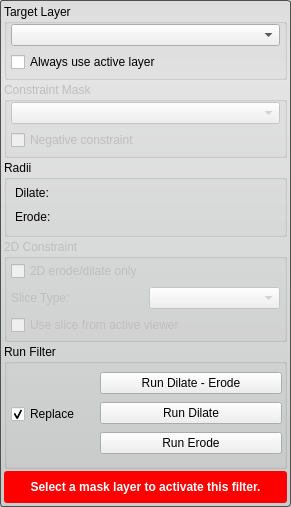
Above: src/Interface/ToolInterface/BinarySmoothDilateErodeFilterInterface.ui from jessdtate/Seg3D before the change. Below: the same form after it.
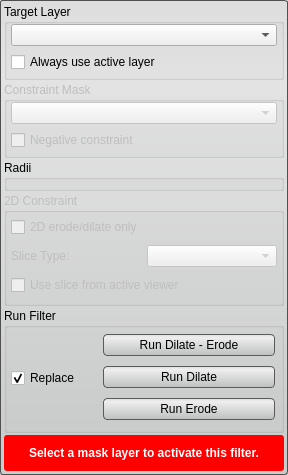
That is the form after the change. Custom widgets are drawn as their Qt base class.

Commit message: added styles to the ui buttons still some tweaking that needs done.  check out the Discrete Gaussian Blur tool and let me know if the lighter background looks better.

```diff
--- a/src/Interface/ToolInterface/BinarySmoothDilateErodeFilterInterface.ui
+++ b/src/Interface/ToolInterface/BinarySmoothDilateErodeFilterInterface.ui
@@ -6,8 +6,8 @@
    <rect>
     <x>0</x>
     <y>0</y>
-    <width>291</width>
-    <height>497</height>
+    <width>288</width>
+    <height>475</height>
    </rect>
   </property>
   <property name="sizePolicy">
@@ -24,6 +24,27 @@
 	border-radius: 3px;
 	border: 1px solid rgb(80, 80,80);
 	background-color: qlineargradient(spread:pad, x1:0.5, y1:0, x2:0.5, y2:0.960227, stop:0 rgba(221, 221, 221, 255), stop:0.155779 rgba(228, 228, 228, 255), stop:1 rgba(202, 204, 204, 255));      
+}
+
+QPushButton{
+	background-color: qlineargradient(spread:pad, x1:0.5, y1:0, x2:0.5, y2:0.960227, stop:0 rgba(221, 221, 221, 255), stop:0.155779 rgba(238, 238, 238, 255), stop:1 rgba(192, 194, 194, 255));
+	border-radius: 4px;
+	border: 1px solid rgb(90, 90, 90);
+	margin:4px;
+}
+
+QPushButton:hover{
+	background-color: qlineargradient(spread:pad, x1:0.5, y1:0, x2:0.5, y2:1, stop:0 rgba(195, 195, 195, 255), stop:0.253769 rgba(206, 206, 206, 255), stop:1 rgba(185, 185, 185, 255));
+	border-radius: 4px;
+	border: 1px solid rgb(90, 90, 90);
+	margin:4px;
+}
+
+QPushButton:pressed{
+	background-color: qlineargradient(spread:pad, x1:0.5, y1:0, x2:0.5, y2:1, stop:0 rgba(150, 150, 150, 255), stop:0.753769 rgba(206, 206, 206, 255), stop:1 rgba(185, 185, 185, 255));
+	border-radius: 4px;
+	border: 1px solid rgb(90, 90, 90);
+	margin:4px;
 }</string>
   </property>
   <layout class="QVBoxLayout" name="verticalLayout_3">
@@ -218,48 +239,10 @@
        <number>4</number>
       </property>
       <item>
-       <widget class="QWidget" name="widget" native="true">
-        <layout class="QVBoxLayout" name="verticalLayout">
-         <property name="spacing">
-          <number>2</number>
-         </property>
-         <property name="margin">
-          <number>4</number>
-         </property>
-         <item>
-          <widget class="QLabel" name="dialateLabel">
-           <property name="text">
-            <string>Dilate:</string>
-           </property>
-          </widget>
-         </item>
-         <item>
-          <widget class="QtUtils::QtSliderIntCombo" name="dilate_" native="true"/>
-         </item>
-        </layout>
-       </widget>
+       <widget class="QtUtils::QtSliderIntCombo" name="dilate_" native="true"/>
       </item>
       <item>
-       <widget class="QWidget" name="widget_2" native="true">
-        <layout class="QVBoxLayout" name="verticalLayout_2">
-         <property name="spacing">
-          <number>2</number>
-         </property>
-         <property name="margin">
-          <number>4</number>
-         </property>
-         <item>
-          <widget class="QLabel" name="erodeLabel">
-           <property name="text">
-            <string>Erode:</string>
-           </property>
-          </widget>
-         </item>
-         <item>
-          <widget class="QtUtils::QtSliderIntCombo" name="erode_" native="true"/>
-         </item>
-        </layout>
-       </widget>
+       <widget class="QtUtils::QtSliderIntCombo" name="erode_" native="true"/>
       </item>
      </layout>
     </widget>
@@ -409,6 +392,12 @@
              <verstretch>0</verstretch>
             </sizepolicy>
            </property>
+           <property name="minimumSize">
+            <size>
+             <width>0</width>
+             <height>30</height>
+            </size>
+           </property>
            <property name="text">
             <string>Run Dilate - Erode</string>
            </property>
@@ -422,6 +411,12 @@
              <verstretch>0</verstretch>
             </sizepolicy>
            </property>
+           <property name="minimumSize">
+            <size>
+             <width>0</width>
+             <height>30</height>
+            </size>
+           </property>
            <property name="text">
             <string>Run Dilate</string>
            </property>
@@ -435,6 +430,12 @@
              <verstretch>0</verstretch>
             </sizepolicy>
            </property>
+           <property name="minimumSize">
+            <size>
+             <width>0</width>
+             <height>30</height>
+            </size>
+           </property>
            <property name="text">
             <string>Run Erode</string>
            </property>
@@ -448,6 +449,12 @@
    </item>
    <item>
     <widget class="QWidget" name="message_alert_" native="true">
+     <property name="sizePolicy">
+      <sizepolicy hsizetype="Preferred" vsizetype="Fixed">
+       <horstretch>0</horstretch>
+       <verstretch>0</verstretch>
+      </sizepolicy>
+     </property>
      <property name="minimumSize">
       <size>
        <width>0</width>
@@ -491,17 +498,17 @@
   </layout>
  </widget>
  <customwidgets>
-  <customwidget>
-   <class>QtUtils::QtDropableComboBox</class>
-   <extends>QComboBox</extends>
-   <header location="global">QtUtils/Widgets/QtDropableComboBox.h</header>
-  </customwidget>
   <customwidget>
    <class>QtUtils::QtSliderIntCombo</class>
    <extends>QWidget</extends>
    <header location="global">QtUtils/Widgets/QtSliderIntCombo.h</header>
    <container>1</container>
   </customwidget>
+  <customwidget>
+   <class>QtUtils::QtDropableComboBox</class>
+   <extends>QComboBox</extends>
+   <header location="global">QtUtils/Widgets/QtDropableComboBox.h</header>
+  </customwidget>
  </customwidgets>
  <resources/>
  <connections/>
```
The commit also changes 57 other files.
